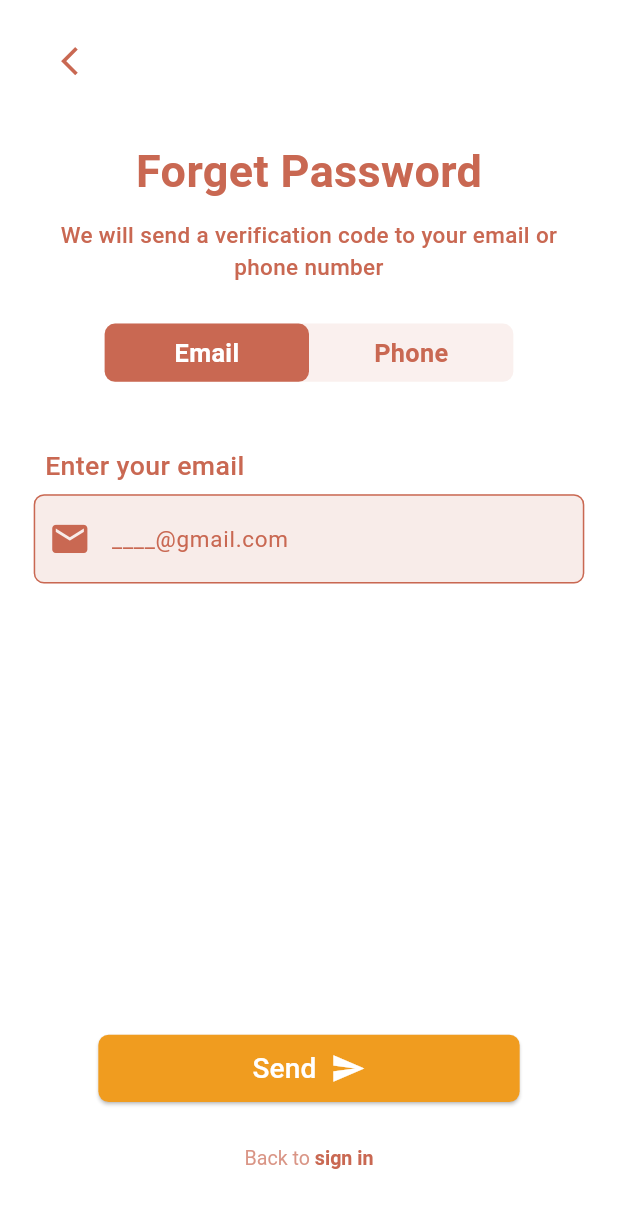
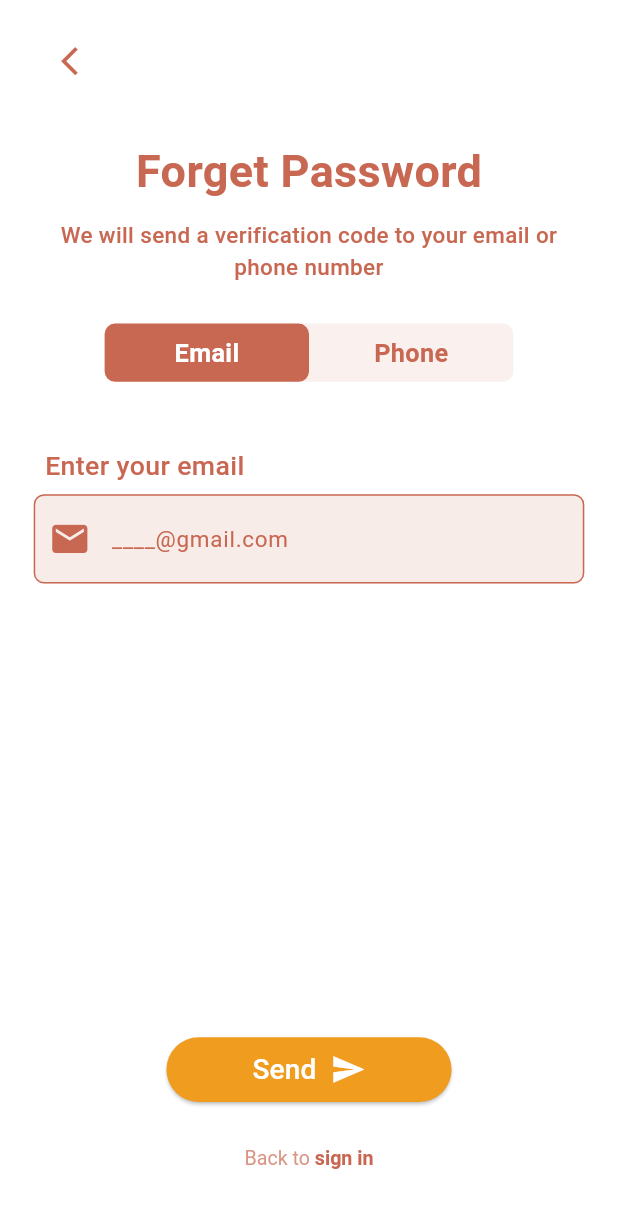
Before and after one commit to AnnotexCo/Hola-Academy, a Flutter app: the ForgotPasswordScreen screen opened by its route, on a phone screen of 412 x 824 dp. Shown: the top 1208 px of the screen. Run offline on Flutter 3.47's test engine with Material 3 defaults, Android fonts, the phone set to English and light mode, and no system bars; our stand-ins replace dropdown_button2, easy_date_timeline, fl_chart, flutter_screenutil, flutter_svg, image_picker and 2 more; network calls fail; project files that could hold a hidden picture were left out.

Commit message:
refactor: :art: refactor and apply button radius and put book now in details classes

```diff
--- a/lib/core/components/custom_app_button.dart
+++ b/lib/core/components/custom_app_button.dart
@@ -18,14 +18,14 @@ class CustomAppButton extends StatelessWidget {
   @override
   Widget build(BuildContext context) {
     return SizedBox(
-      width: 300.w,
-      height: 52.h,
+      width: 203.w,
+      height: 50.h,
       child: ElevatedButton(
         onPressed: onPressed,
         style: ElevatedButton.styleFrom(
           backgroundColor: ColorManager.primaryOrangeColor,
           shape: RoundedRectangleBorder(
-            borderRadius: BorderRadius.circular(8.r),
+            borderRadius: BorderRadius.circular(32.r),
           ),
           padding: EdgeInsets.symmetric(vertical: 8.h),
         ),
--- a/lib/features/onboarding/onbording.dart
+++ b/lib/features/onboarding/onbording.dart
@@ -206,6 +206,11 @@ class OnboardingState extends State<Onboarding> {
                               child: SizedBox(
                                 height: 50.h,
                                 width: 300.w,
+                                child: GestureDetector(
+                                  onTap: () {
+                                    Navigator.pushNamed(
+                                        context, Routes.loginScreen);
+                                  },
                                   child: Text.rich(
                                     TextSpan(
                                       children: [
@@ -228,6 +233,7 @@ class OnboardingState extends State<Onboarding> {
                                           ),
                                         ),
                                       ],
+                                    ),
                                   ),
                                 ),
                               ),
--- a/lib/features/profile/UI/profile_screen.dart
+++ b/lib/features/profile/UI/profile_screen.dart
@@ -86,9 +86,9 @@ class _ProfileScreenState extends State<ProfileScreen> {
                   ),
                   _buildMenuItem(
                     icon: ImageManager.booking,
-                    text: AppString.bookProgram,
+                    text: AppString.booked,
                     onTap: () {
-                      Navigator.pushNamed(context, Routes.bookProgramsScreen);
+                      Navigator.pushNamed(context, Routes.bookedScreen);
                     },
                   ),
                   _buildMenuItem(
```
Also changed, not shown: lib/features/classes/detail_class_screen.dart (+9 -1 lines). Lines whose indentation alone changed are shown as unchanged.
